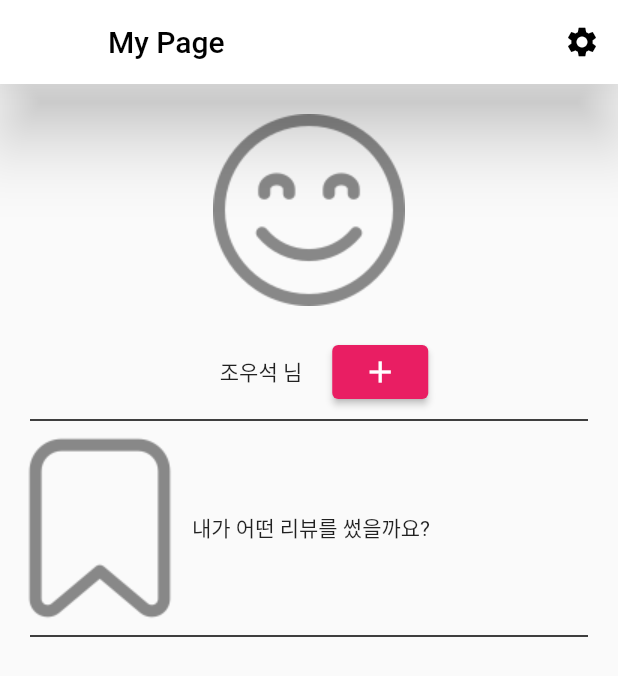
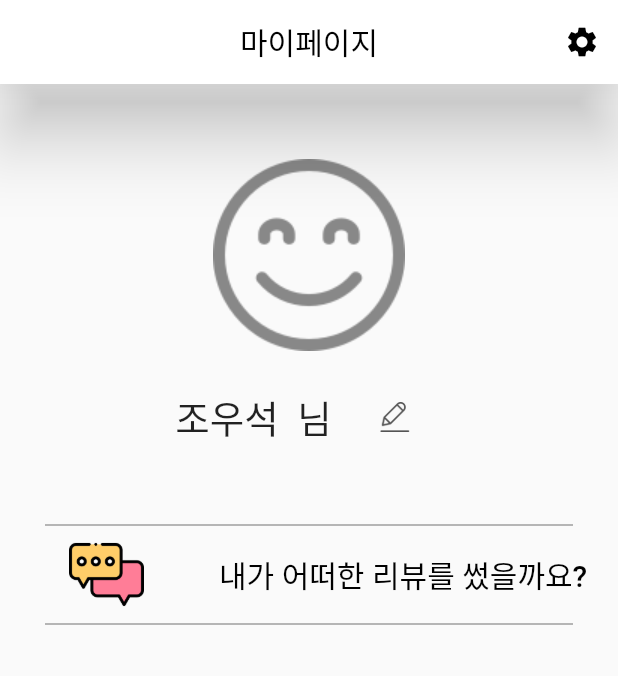
Before and after one commit to UmWooNeAh/FestivalMap, a Flutter app: the MyPage screen opened by its route, on a phone screen of 412 x 824 dp. Shown: the top 676 px of the screen. Run offline on Flutter 3.47's test engine with Material 2 defaults, Android fonts, the phone set to English and light mode, and no system bars; our stand-ins replace carousel_slider, get; missing offline and left inert: naver_map_plugin.

Commit message:
05/08 마이페이지/리뷰목록 작업한거

```diff
--- a/lib/page/MyPage.dart
+++ b/lib/page/MyPage.dart
@@ -17,16 +17,19 @@ class _MyPageState extends State<MyPage> {
 
     Divider menuDivider = Divider(
       thickness: 1,
-      indent: 20,
-      endIndent: 20,
-      color: firstColor,
+      indent: 30,
+      endIndent: 30,
+      color: Colors.grey,
     );
 
     return Scaffold(
       appBar: AppBar(
         elevation: 20,
         backgroundColor: thirdColor,
-        title: Text("My Page", style: TextStyle(color: firstColor,),),
+        title: Text("마이페이지", style: TextStyle(
+            fontSize: 20, color: Colors.black)
+        ),
+        centerTitle: true,
         actions: <Widget>[
           IconButton(
             icon: Icon(Icons.settings, color: Colors.black,),
@@ -34,8 +37,11 @@ class _MyPageState extends State<MyPage> {
           ),
         ],
       ),
-      body: Column(
+      body:
+          Center(
+            child: Column(
               children: [
+              SizedBox(width: 0,height: 30),
               Container(
                 padding: EdgeInsets.all(20),
                 child: Image.asset("assets/001-smile.png"),
@@ -43,23 +49,47 @@ class _MyPageState extends State<MyPage> {
              Row(
               mainAxisAlignment: MainAxisAlignment.center,
               children: <Widget>[
-                Container(
-                  padding: EdgeInsets.symmetric(horizontal: 20),
-                  child: Text("조우석 님",),
+                Text("조우석\t\t님", style: TextStyle(
+                    fontSize: 25)),
+                SizedBox(width:10, height:0),
+                ElevatedButton(
+                  onPressed: (){},
+                  child: Image(image: AssetImage("assets/MyPage_edit.png"),
+                    width: 20,height: 20),
+                  style: ElevatedButton.styleFrom(
+                  primary:Colors.transparent,
+                  elevation: 0.0,
+                  shadowColor: Colors.transparent,
                   ),
-                ElevatedButton(onPressed: (){}, child: Icon(Icons.add)),
+                ),
               ],
             ),
+            SizedBox(width: 0,height: 40),
             menuDivider,
-            Row(
+            ElevatedButton(
+              onPressed: (){},
+              child: Row(
+                mainAxisAlignment: MainAxisAlignment.start,
                 children: [
-                Image.asset("assets/unselectedBookmark.png"),
-                Text("내가 어떤 리뷰를 썼을까요?"),
+                  SizedBox(width:30, height:0),
+                  Image(image: AssetImage("assets/MyPage_message.png")
+                    ,width: 50,height: 50),
+                  SizedBox(width:50, height:0),
+                  Text("내가 어떠한 리뷰를 썼을까요?", style: TextStyle(
+                    fontSize: 20, color: Colors.black)
+                  ),
                 ],
+            ),
+            style: ElevatedButton.styleFrom(
+              primary:Colors.transparent,
+              elevation: 0.0,
+              shadowColor: Colors.transparent,
+            ),
             ),
             menuDivider,
           ]
         ),
+      ),
       );
   }
 }
```
Also changed, not shown: lib/page/ReviewList.dart (+61 -1 lines), assets/MyPage_edit.png (added), assets/MyPage_message.png (added). Lines whose indentation alone changed are shown as unchanged.
